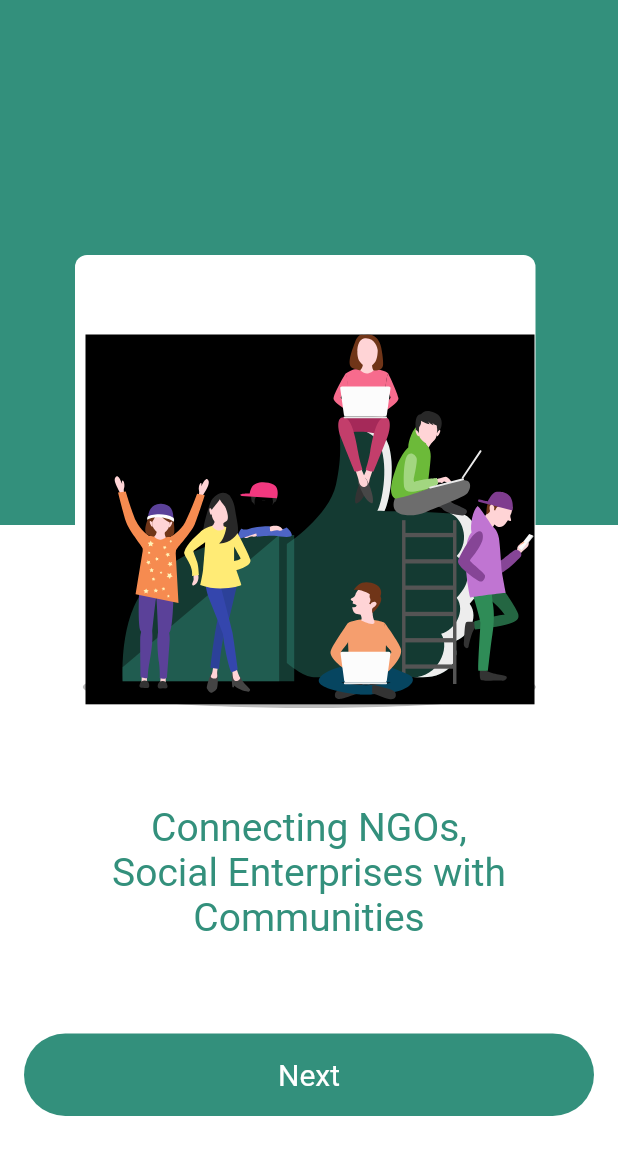
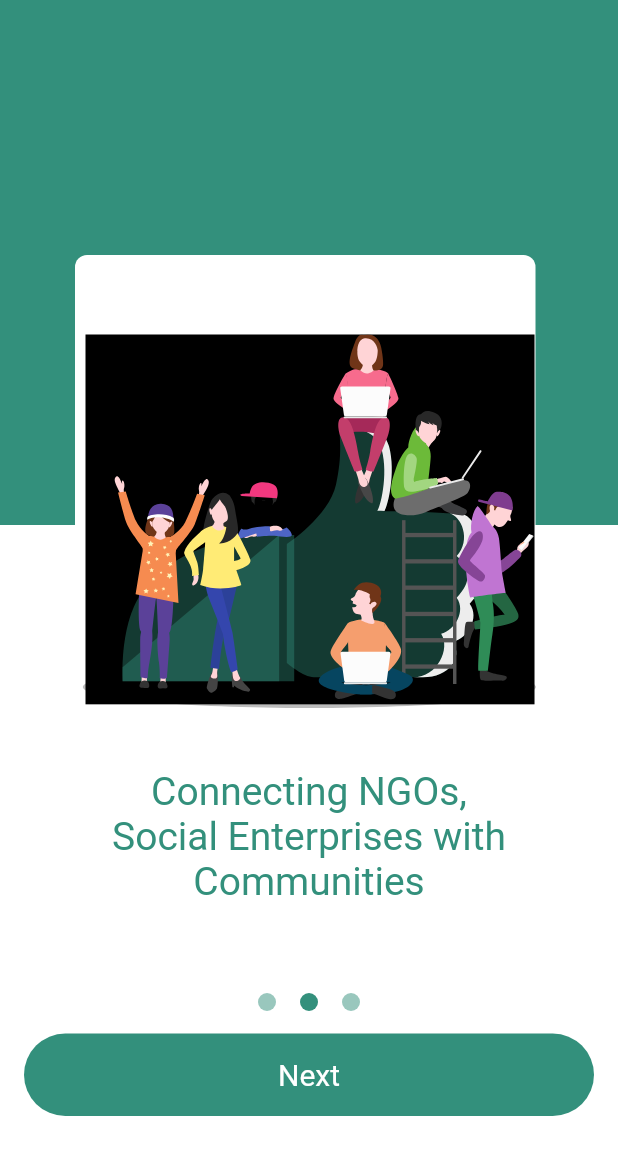
Before and after one commit to HusseinSalem17/TradlyApp, a Flutter app: the OnBoardingView screen opened directly, after a tap on "Next", on a phone screen of 412 x 824 dp. Shown: the top 1155 px of the screen. Run offline on Flutter 3.47's test engine with Material 2 defaults, Android fonts, the phone set to English and light mode, and no system bars; our stand-ins replace flutter_svg, font_awesome_flutter.

Commit message:
insert indicator to onboard view&finish updata it

```diff
--- a/lib/core/onboarding_screen/views/onBoardviews.dart
+++ b/lib/core/onboarding_screen/views/onBoardviews.dart
@@ -1,12 +1,8 @@
 import 'package:flutter/material.dart';
-import 'package:flutter_svg/flutter_svg.dart';
+import 'package:tradly_app/core/onboarding_screen/views/widgets/indicator.dart';
 import 'package:tradly_app/core/onboarding_screen/views/widgets/onboarding_content.dart';
 import 'package:tradly_app/models/onboard_model.dart';
 import 'package:tradly_app/widgets/custom_botton.dart';
-
-
-import '../../utils/colors.dart';
-
 
 class OnBoardingView extends StatefulWidget {
   const OnBoardingView({super.key});
@@ -17,7 +13,7 @@ class OnBoardingView extends StatefulWidget {
 
 class _OnBoardingViewState extends State<OnBoardingView> {
   late PageController _pageController;
-
+  int _pageIndex = 0;
   @override
   void initState() {
     _pageController = PageController(initialPage: 0);
@@ -40,12 +36,35 @@ class _OnBoardingViewState extends State<OnBoardingView> {
           Expanded(
             child: PageView.builder(
               itemCount: onboardData.length,
+              onPageChanged: (index) {
+                setState(() {
+                  _pageIndex = index;
+                });
+              },
               controller: _pageController,
               itemBuilder: (context, index) => OnBoardingContent(
                 image: onboardData[index].image,
                 description: onboardData[index].description,
               ),
             ),
+          ),
+          Row(
+            mainAxisAlignment: MainAxisAlignment.center,
+            children: [
+              ...List.generate(
+                onboardData.length,
+                (index) => Padding(
+                  padding:
+                      const EdgeInsets.symmetric(horizontal: 8, vertical: 5),
+                  child: DoIndicator(
+                    isActive: index == _pageIndex,
+                  ),
+                ),
+              ),
+            ],
+          ),
+          const SizedBox(
+            height: 10,
           ),
           Padding(
             padding: const EdgeInsets.symmetric(horizontal: 16),
@@ -54,7 +73,8 @@ class _OnBoardingViewState extends State<OnBoardingView> {
               bottomTitle: 'Next',
               onTap: () {
                 _pageController.nextPage(
-                    duration: const Duration(microseconds: 300), curve: Curves.ease);
+                    duration: const Duration(microseconds: 300),
+                    curve: Curves.ease);
               },
             ),
           ),
@@ -67,7 +87,6 @@ class _OnBoardingViewState extends State<OnBoardingView> {
   }
 }
 
-
 final List<Onboard> onboardData = [
   Onboard(
       image: 'assets/images/onboarding1.svg',
--- /dev/null
+++ b/lib/core/onboarding_screen/views/widgets/indicator.dart
@@ -0,0 +1,18 @@
+import 'package:flutter/widgets.dart';
+import 'package:tradly_app/core/utils/colors.dart';
+
+class DoIndicator extends StatelessWidget {
+  final bool isActive;
+  const DoIndicator({super.key, this.isActive = false});
+
+  @override
+  Widget build(BuildContext context) {
+    return Container(
+      height: 12,
+      width: 12,
+      decoration: BoxDecoration(
+          color: isActive ? kPrimaryColor : kPrimaryColor.withOpacity(0.5),
+          borderRadius: const BorderRadius.all(Radius.circular(12))),
+    );
+  }
+}
--- a/lib/main.dart
+++ b/lib/main.dart
@@ -1,4 +1,5 @@
 import 'package:flutter/material.dart';
+
 import 'package:tradly_app/core/utils/app_theme.dart';
 import 'package:tradly_app/routes.dart';
 import 'core/splash/presentation/views/splash_screen.dart';
```
